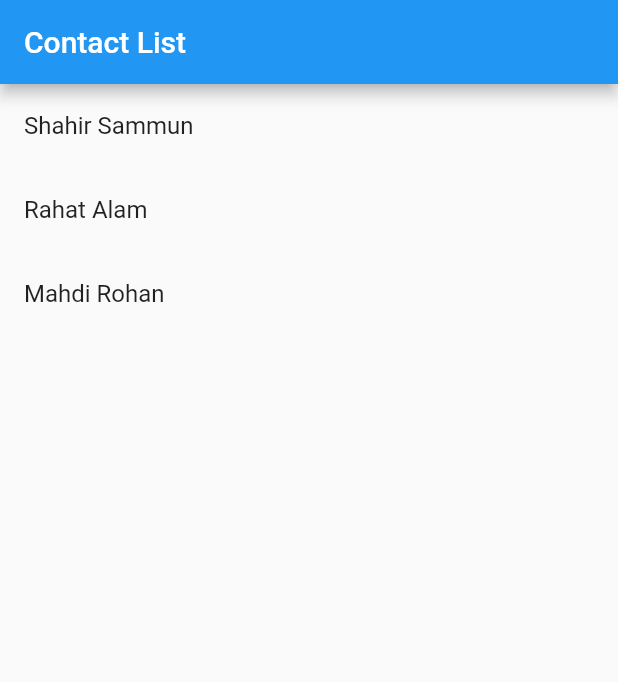
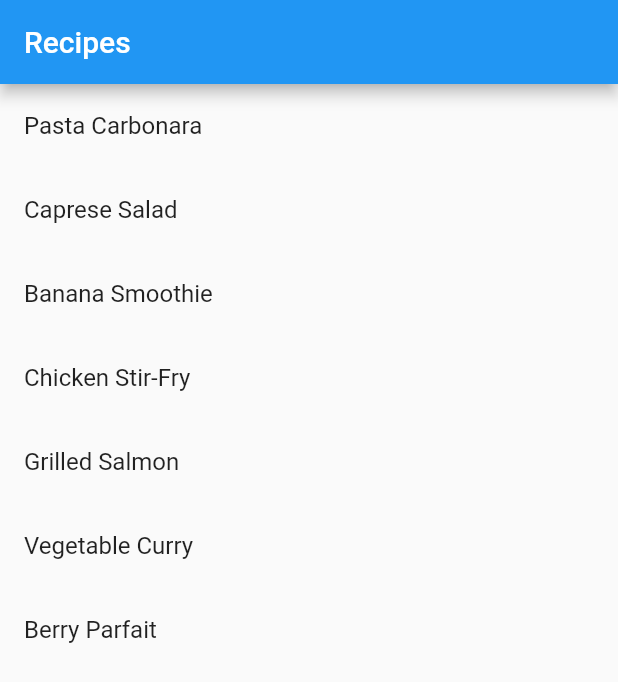
Before and after one commit to ShahirSammun/Flutter_Test, a Flutter app: the screen it shows after launch, on a phone screen of 412 x 824 dp. Shown: the top 682 px of the screen. Run offline on Flutter 3.47's test engine with Material 2 defaults, Android fonts, the light colour scheme and no system bars.

Commit message:
Flutter Code Added

```diff
--- a/lib/main.dart
+++ b/lib/main.dart
@@ -1,7 +1,9 @@
+import 'dart:convert';
+
 import 'package:flutter/material.dart';
 
 void main() {
-  runApp(const MyApp());
+  runApp(MyApp());
 }
 
 class MyApp extends StatelessWidget {
@@ -10,75 +12,94 @@ class MyApp extends StatelessWidget {
   @override
   Widget build(BuildContext context) {
     return MaterialApp(
-      title: 'Contact List',
+      title: 'Recipe App',
       theme: ThemeData(
         primarySwatch: Colors.blue,
       ),
-      home: ContactListScreen(),
+      home: RecipeListPage(),
     );
   }
 }
 
-class Contact {
-  final String name;
-  final String email;
-  final String phoneNumber;
-
-  Contact({
-    required this.name,
-    required this.email,
-    required this.phoneNumber,
-  });
+class RecipeListPage extends StatefulWidget {
+  @override
+  _RecipeListPageState createState() => _RecipeListPageState();
 }
 
-class ContactListScreen extends StatelessWidget {
-  final List<Contact> contacts = [
-    Contact(name: 'Shahir Sammun', email: 'shahirsammun00@gmail.com', phoneNumber: '01641204322'),
-    Contact(name: 'Rahat Alam', email: 'ralam2021@gmail.com', phoneNumber: '01701364436'),
-    Contact(name: 'Mahdi Rohan', email: 'mahdirohan21@gmail.com', phoneNumber: '01711452146'),
-  ];
+class _RecipeListPageState extends State<RecipeListPage> {
+  List<Recipe> recipes = [];
 
+  @override
+  void initState() {
+    super.initState();
+    loadRecipes();
+  }
 
+  void loadRecipes() {
+    String jsonText = '''
+    {
+      "recipes": [
+        {
+          "title": "Pasta Carbonara",
+          "description": "Creamy pasta dish with bacon and cheese.",
+          "ingredients": ["spaghetti", "bacon", "egg", "cheese"]
+        },
+        {
+          "title": "Caprese Salad",
+          "description": "Simple and refreshing salad with tomatoes, mozzarella, and basil.",
+          "ingredients": ["tomatoes", "mozzarella", "basil"]
+        },
+        {
+          "title": "Banana Smoothie",
+          "description": "Healthy and creamy smoothie with bananas and milk.",
+          "ingredients": ["bananas", "milk"]
+        },
+        {
+          "title": "Chicken Stir-Fry",
+          "description": "Quick and flavorful stir-fried chicken with vegetables.",
+          "ingredients": ["chicken breast", "broccoli", "carrot", "soy sauce"]
+        },
+        {
+          "title": "Grilled Salmon",
+          "description": "Delicious grilled salmon with lemon and herbs.",
+          "ingredients": ["salmon fillet", "lemon", "olive oil", "dill"]
+        },
+        {
+          "title": "Vegetable Curry",
+          "description": "Spicy and aromatic vegetable curry.",
+          "ingredients": ["mixed vegetables", "coconut milk", "curry powder"]
+        },
+        {
+          "title": "Berry Parfait",
+          "description": "Layered dessert with fresh berries and yogurt.",
+          "ingredients": ["berries", "yogurt", "granola"]
+        }
+      ]
+    }
+    ''';
 
-  void _showContactDetails(BuildContext context, Contact contact) {
-    showModalBottomSheet<void>(
-      context: context,
-      builder: (BuildContext context) {
-        return Container(
-          padding: const EdgeInsets.all(16.0),
-          child: Column(
-            crossAxisAlignment: CrossAxisAlignment.start,
-            mainAxisSize: MainAxisSize.min,
-            children: [
-              Text(
-                'Name: ${contact.name}',
-                style: TextStyle(fontSize: 20, fontWeight: FontWeight.bold),
-              ),
-              SizedBox(height: 8),
-              Text('Email: ${contact.email}',
-                  style: TextStyle(fontSize: 16)),
-              SizedBox(height: 8),
-              Text('Phone Number: ${contact.phoneNumber}', style: TextStyle(fontSize: 16)),
-            ],
-          ),
-        );
-      },
-    );
+    Map<String, dynamic> jsonData = jsonDecode(jsonText);
+    List<dynamic> recipeList = jsonData['recipes'];
+
+    setState(() {
+      recipes = recipeList.map((json) => Recipe.fromJson(json)).toList();
+    });
   }
 
   @override
   Widget build(BuildContext context) {
     return Scaffold(
       appBar: AppBar(
-        title: Text('Contact List'),
+        title: Text('Recipes'),
       ),
       body: ListView.builder(
-        itemCount: contacts.length,
+        itemCount: recipes.length,
         itemBuilder: (context, index) {
           return ListTile(
-            title: Text(contacts[index].name),
+            title: Text(recipes[index].title),
             onTap: () {
-              _showContactDetails(context, contacts[index]);
+              // Handle recipe item tap
+              // You can navigate to a recipe detail page or perform any desired action
             },
           );
         },
@@ -86,3 +107,23 @@ class ContactListScreen extends StatelessWidget {
     );
   }
 }
+
+class Recipe {
+  final String title;
+  final String description;
+  final List<String> ingredients;
+
+  Recipe({
+    required this.title,
+    required this.description,
+    required this.ingredients,
+  });
+
+  factory Recipe.fromJson(Map<String, dynamic> json) {
+    return Recipe(
+      title: json['title'],
+      description: json['description'],
+      ingredients: List<String>.from(json['ingredients']),
+    );
+  }
+}
```
